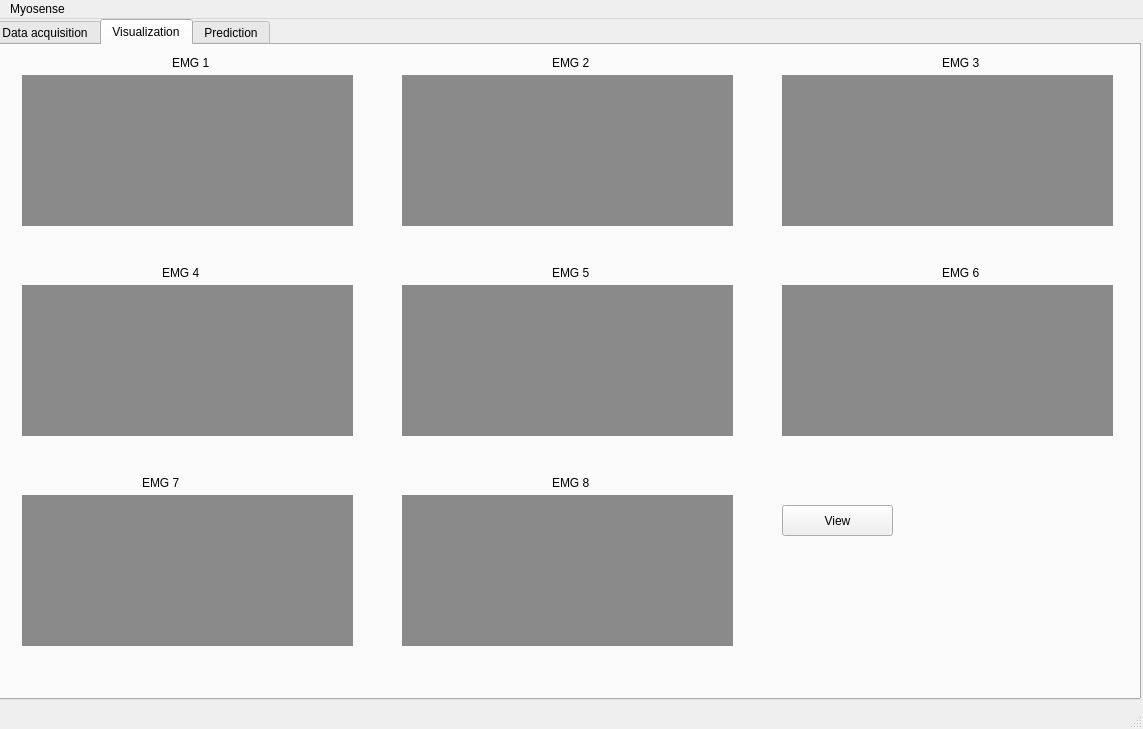
Juanraw/Myosense, file front/mainwindow.ui: the form before one commit.
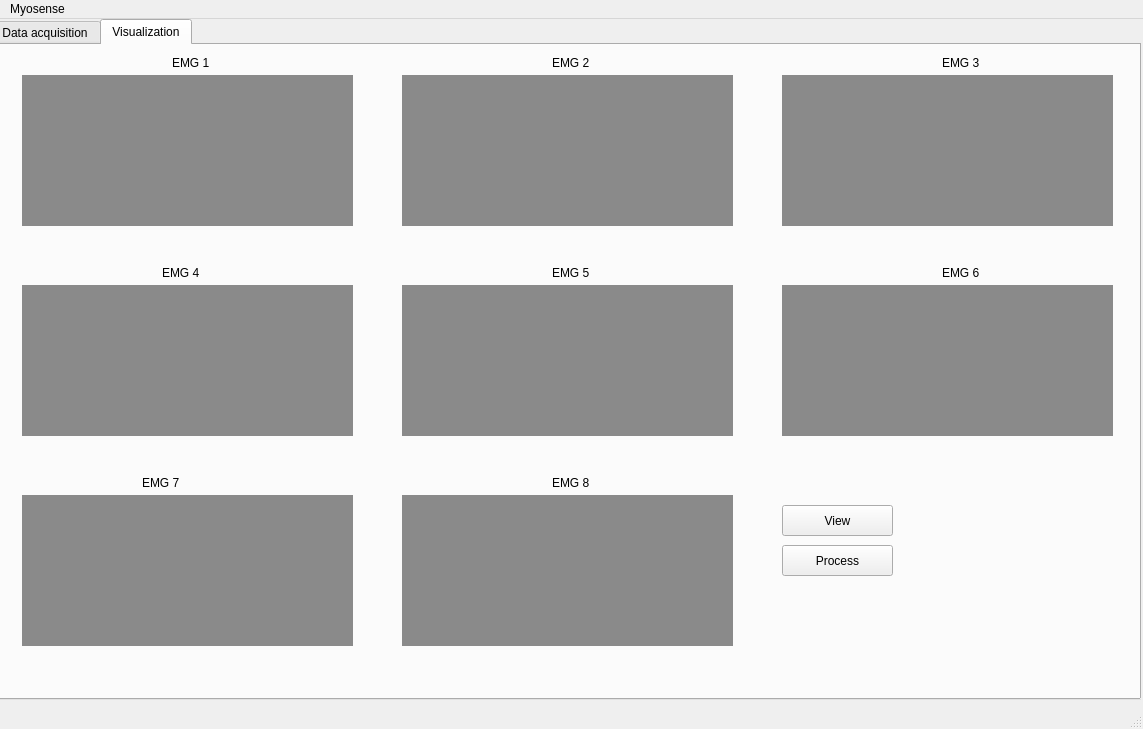
The form after the commit. The open tabs and pages were chosen to show the change. Custom widgets are drawn as their Qt base class.

Commit message:
Better prediction
Now the prediction is made with SVM wit 80% of acurracity

```diff
--- a/front/mainwindow.ui
+++ b/front/mainwindow.ui
@@ -828,16 +828,11 @@
        <string>EMG 8</string>
       </property>
      </widget>
-    </widget>
-    <widget class="QWidget" name="prediction">
-     <attribute name="title">
-      <string>Prediction</string>
-     </attribute>
      <widget class="QPushButton" name="ProcessButton">
       <property name="geometry">
        <rect>
         <x>790</x>
-        <y>400</y>
+        <y>500</y>
         <width>111</width>
         <height>31</height>
        </rect>
```
The commit also changes 3 other files.
